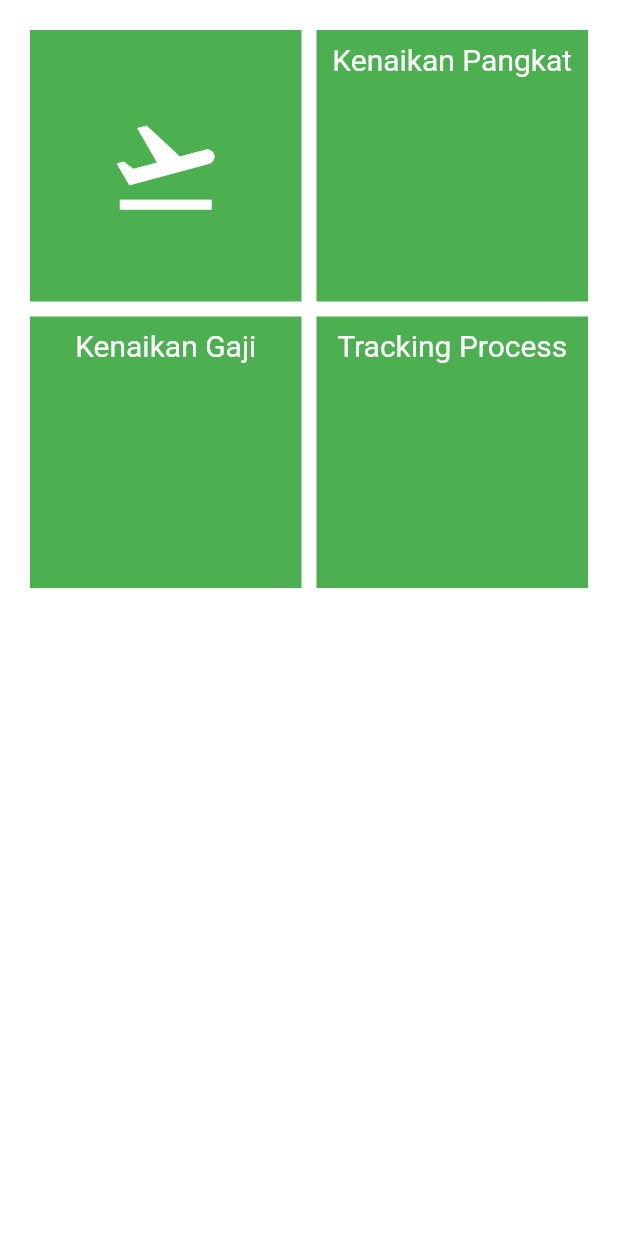
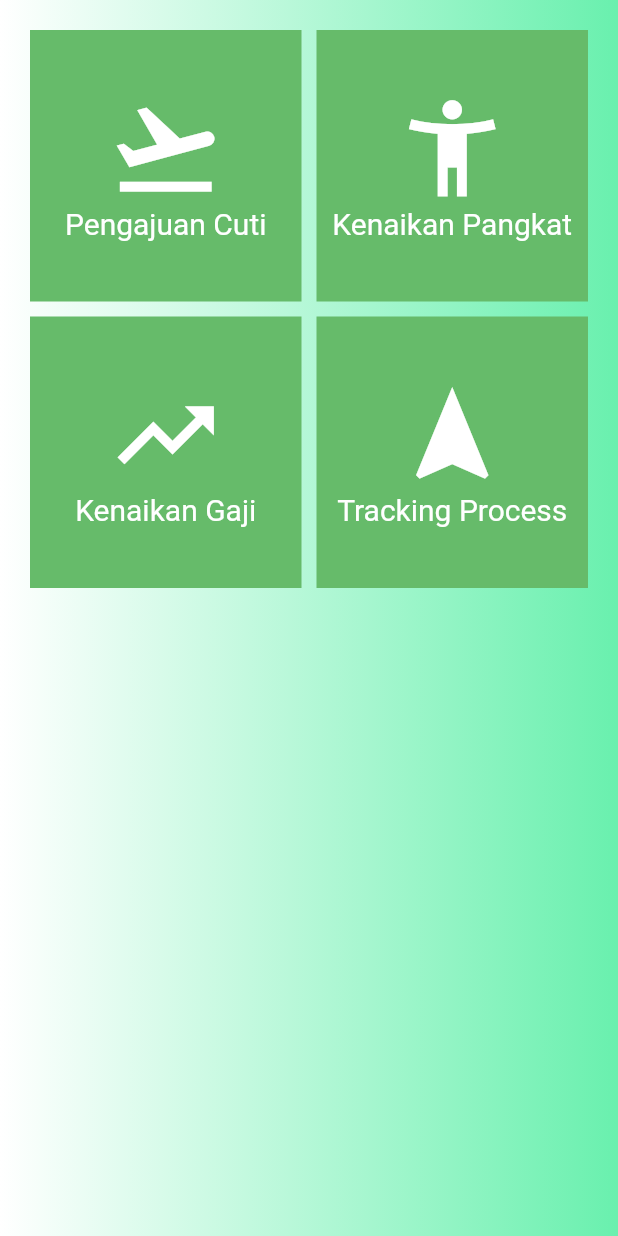
Before and after one commit to afandi9/PKL-AMONGTANI-BATU, a Flutter app: the ServicePage screen opened by its route, on a phone screen of 412 x 824 dp. Run offline on Flutter 3.47's test engine with Material 2 defaults, Android fonts, the phone set to English and light mode, and no system bars; Roboto replaces fonts that are missing (Nunito).

Commit message:
baru lagi

```diff
--- a/lib/service_page.dart
+++ b/lib/service_page.dart
@@ -21,6 +21,12 @@ class _ServicePage extends State<ServicePage> {
     return Scaffold(
       backgroundColor: Colors.white,
       body: Center(
+        child: Container(
+        decoration: BoxDecoration(
+        gradient: LinearGradient(
+        begin: Alignment.bottomRight,
+        end: Alignment.bottomLeft,
+        colors: [Colors.greenAccent,Colors.white])),
         child: GridView.count(
           primary: false,
           padding: const EdgeInsets.all(20),
@@ -30,42 +36,56 @@ class _ServicePage extends State<ServicePage> {
           children: <Widget>[
             Container(
               padding: const EdgeInsets.all(8),
-              color: Colors.green,
-              child: new Center(
-                   child: Icon(Icons.flight_takeoff,size: 77,color: Colors.white,),
+              color: Colors.green.shade400,
+              child: new Column(
+                   mainAxisAlignment: MainAxisAlignment.center,
+                children: <Widget>[
+                  new Icon(Icons.flight_takeoff,size: 77,color: Colors.white,),
 
-              )
+                  new Text("Pengajuan Cuti", style: TextStyle(color: Colors.white,fontSize: 20,),),
+                  ],
+              ),
             ),
 
             Container(
               padding: const EdgeInsets.all(8),
-              child: const Text(
-                "Kenaikan Pangkat",
-                textAlign: TextAlign.center,
-                style: TextStyle(color: Colors.white,fontSize: 20),
+              color: Colors.green.shade400,
+              child: new Column(
+                mainAxisAlignment: MainAxisAlignment.center,
+                children: <Widget>[
+                  new Icon(Icons.accessibility_new,size: 77,color: Colors.white,),
+
+                  new Text("Kenaikan Pangkat", style: TextStyle(color: Colors.white,fontSize: 20,),),
+                ],
               ),
-              color: Colors.green,
             ),
             Container(
               padding: const EdgeInsets.all(8),
-              child: const Text(
-                "Kenaikan Gaji",
-                textAlign: TextAlign.center,
-                style: TextStyle(color: Colors.white,fontSize: 20),
+              color: Colors.green.shade400,
+              child: new Column(
+                mainAxisAlignment: MainAxisAlignment.center,
+                children: <Widget>[
+                  new Icon(Icons.trending_up,size: 77,color: Colors.white,),
+
+                  new Text("Kenaikan Gaji", style: TextStyle(color: Colors.white,fontSize: 20,),),
+                ],
               ),
-              color: Colors.green,
             ),
             Container(
               padding: const EdgeInsets.all(8),
-              child: const Text(
-                "Tracking Process",
-                textAlign: TextAlign.center,
-                style: TextStyle(color: Colors.white,fontSize: 20),
+              color: Colors.green.shade400,
+              child: new Column(
+                mainAxisAlignment: MainAxisAlignment.center,
+                children: <Widget>[
+                  new Icon(Icons.navigation,size: 77,color: Colors.white,),
+
+                  new Text("Tracking Process", style: TextStyle(color: Colors.white,fontSize: 20,),),
+                ],
               ),
-              color: Colors.green,
-            )
+            ),
           ],
         ),
+      ),
       ),
     );
   }
```
Also changed, not shown: lib/home_page.dart (+45 -3 lines), lib/inbox_page.dart (+11 -1 lines).
